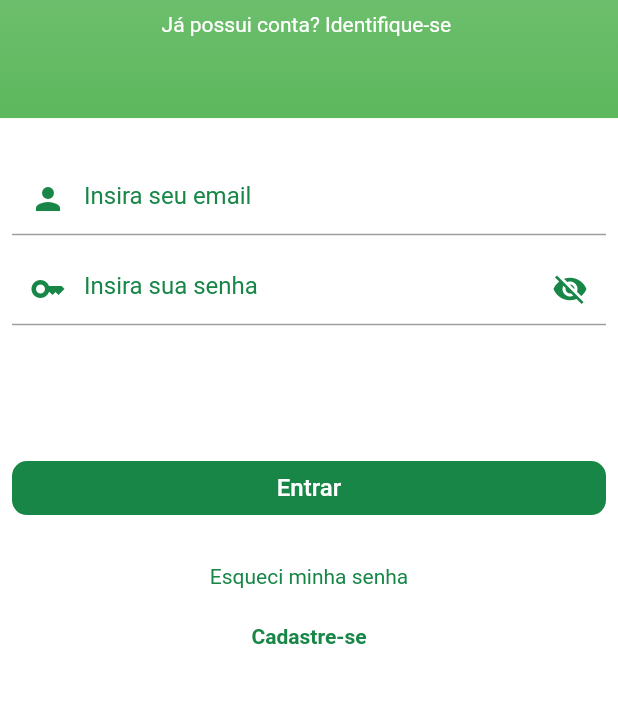
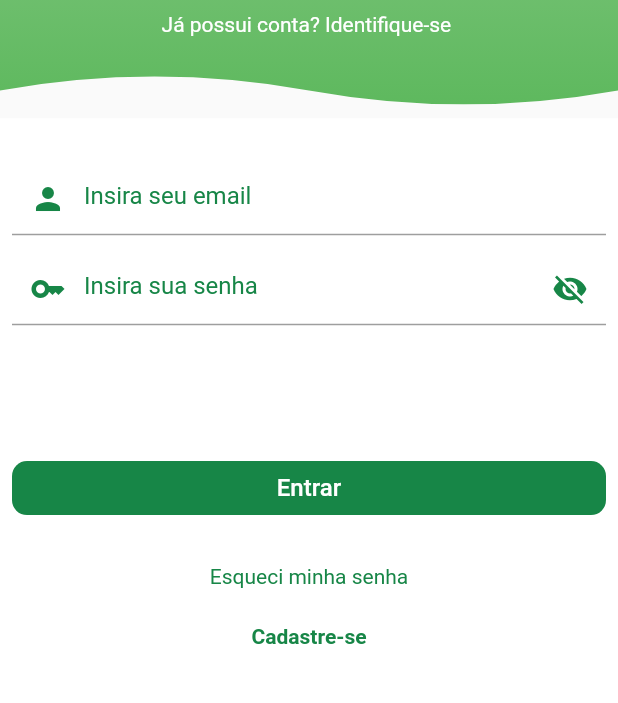
Before and after one commit to GiovanaThais/dartbank, a Flutter app: the screen it shows after launch, on a phone screen of 412 x 824 dp, the part 438-1141 px from its top. Run offline on Flutter 3.47's test engine with Material 2 defaults, Android fonts, the phone set to English and light mode, and no system bars.

```diff
--- /dev/null
+++ b/dart_bank/lib/core/components/wave_clipper.dart
@@ -0,0 +1,19 @@
+import 'package:flutter/material.dart';
+
+class WaveClipper extends CustomClipper<Path> {
+  @override
+  Path getClip(Size size) {
+    var path = Path();
+    path.lineTo(0, size.height * 0.95);
+    path.quadraticBezierTo(size.width / 4, size.height * 0.90, size.width / 2, size.height * 0.95);
+    path.quadraticBezierTo(3 * size.width / 4, size.height, size.width, size.height * 0.95);
+    path.lineTo(size.width, 0);
+    path.close();
+    return path;
+  }
+
+  @override
+  bool shouldReclip(covariant CustomClipper<Path> oldClipper) {
+    return false;
+  }
+}
--- a/dart_bank/lib/features/auth/login/login_page.dart
+++ b/dart_bank/lib/features/auth/login/login_page.dart
@@ -1,6 +1,8 @@
 import 'package:dart_bank/features/auth/register/register_page.dart';
 import 'package:dart_bank/features/home/pages/home_page.dart';
 import 'package:flutter/material.dart';
+
+import '../../../core/components/wave_clipper.dart';
 
 class LoginPage extends StatefulWidget {
   const LoginPage({Key? key}) : super(key: key);
@@ -47,6 +49,8 @@ class _LoginPageState extends State<LoginPage> {
               children: [
                 Expanded(
                   flex: 45,
+                  child: ClipPath(
+                    clipper: WaveClipper(),
                     child: Container(
                       decoration: const BoxDecoration(
                         gradient: LinearGradient(
@@ -84,6 +88,7 @@ class _LoginPageState extends State<LoginPage> {
                               style: TextStyle(color: Colors.white),
                             ),
                           ],
+                        ),
                       ),
                     ),
                   ),
```
Lines whose indentation alone changed are shown as unchanged.
